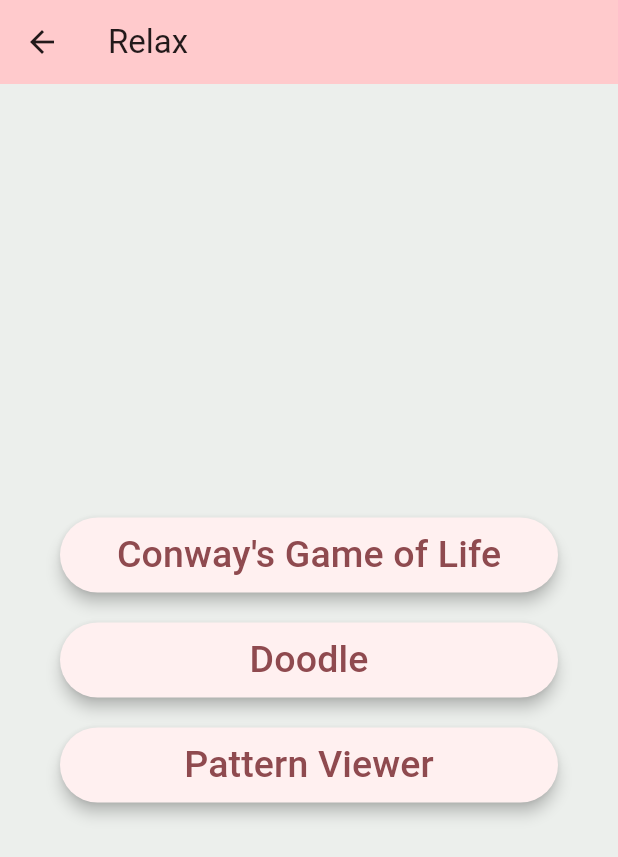
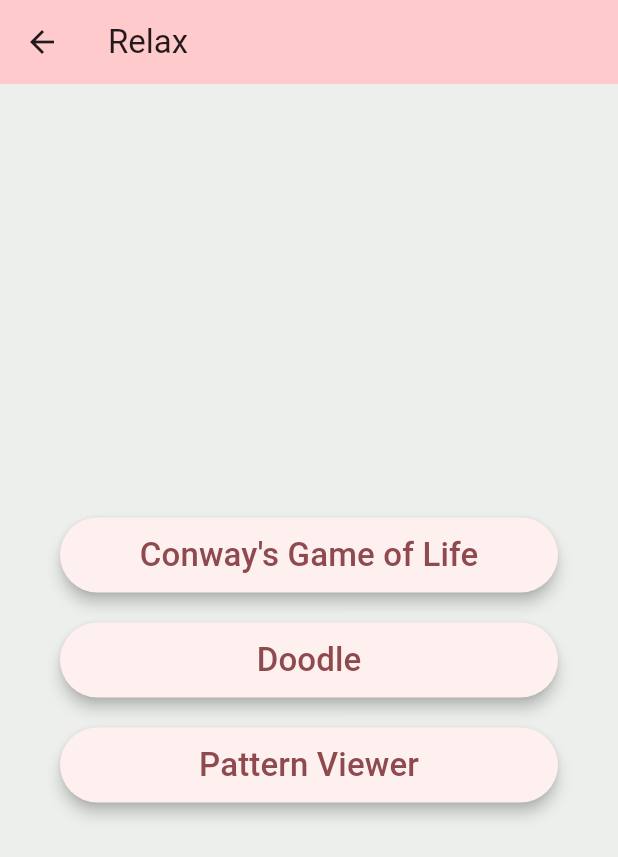
Before and after one commit to NikitaKiran/WellNest, a Flutter app: the RelaxOptionsView screen opened by its route, on a phone screen of 412 x 824 dp. Shown: the top 857 px of the screen. Run offline on Flutter 3.47's test engine with Material 2 defaults, Android fonts, the phone set to English and light mode, and no system bars; our stand-ins replace animated_text_kit, audioplayers, cloud_firestore, firebase_auth, firebase_core, google_fonts and 1 more; missing offline and left inert: flutter_fractal, funvas; accounts and stored records are empty.

Commit message:
fixed text dimensions on relax options

```diff
--- a/wellnest/lib/views/relax_options_view.dart
+++ b/wellnest/lib/views/relax_options_view.dart
@@ -26,7 +26,7 @@ class RelaxOptionsView extends StatelessWidget {
                   fixedSize: const Size(350, 50),
                   elevation: 4.0
                 ),
-                child: const Center(child: Text("Conway's Game of Life", style: TextStyle(fontSize: 25),)),
+                child: const Center(child: Text("Conway's Game of Life", style: TextStyle(fontSize: 22),)),
               )),
               Padding(
               padding: const EdgeInsets.symmetric(horizontal: 40,vertical: 10),
@@ -39,7 +39,7 @@ class RelaxOptionsView extends StatelessWidget {
                   fixedSize: const Size(350, 50),
                   elevation: 4.0
                 ),
-                child: const Center(child: Text("Doodle", style: TextStyle(fontSize: 25),)),
+                child: const Center(child: Text("Doodle", style: TextStyle(fontSize: 22),)),
               )),
               Padding(
               padding: const EdgeInsets.symmetric(horizontal: 40,vertical: 10),
@@ -52,7 +52,7 @@ class RelaxOptionsView extends StatelessWidget {
                   fixedSize: const Size(350, 50),
                   elevation: 4.0
                 ),
-                child: const Center(child: Text("Pattern Viewer", style: TextStyle(fontSize: 25),)),
+                child: const Center(child: Text("Pattern Viewer", style: TextStyle(fontSize: 22),)),
               )),
         ],
       ),
```
